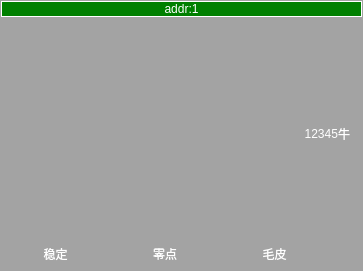
Old version of the form scanwidget.ui in the repository byteman/WFace.
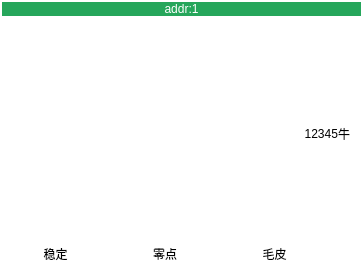
New version of the form. Icons and pictures are not drawn.

The edit to the form file:
```diff
--- a/scanwidget.ui
+++ b/scanwidget.ui
@@ -14,10 +14,8 @@
    <string>Form</string>
   </property>
   <property name="styleSheet">
-   <string notr="true">background-color: rgb(163, 163, 163);
-font: 12pt &quot;微软雅黑&quot;;
-color: rgb(255, 255, 255);
-</string>
+   <string notr="true">font: 12pt &quot;微软雅黑&quot;;
+background-color: rgb(255, 255, 255);</string>
   </property>
   <layout class="QVBoxLayout" name="verticalLayout" stretch="1,0,3,1">
    <property name="spacing">
@@ -44,7 +42,8 @@
       </sizepolicy>
      </property>
      <property name="styleSheet">
-      <string notr="true">background-color: green;</string>
+      <string notr="true">background-color: #26A65B;
+color: rgb(255, 255, 255);</string>
      </property>
      <property name="frameShape">
       <enum>QFrame::Box</enum>
```
Left out of the diff: 3 changed lines with no effect on the pictures.
